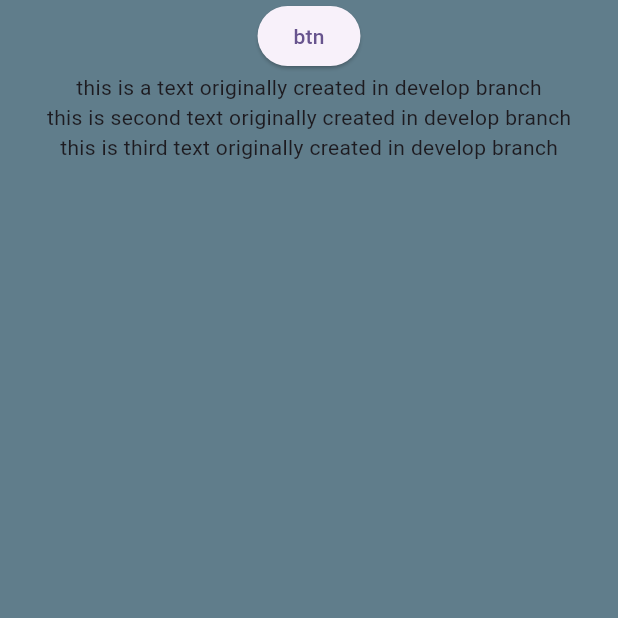
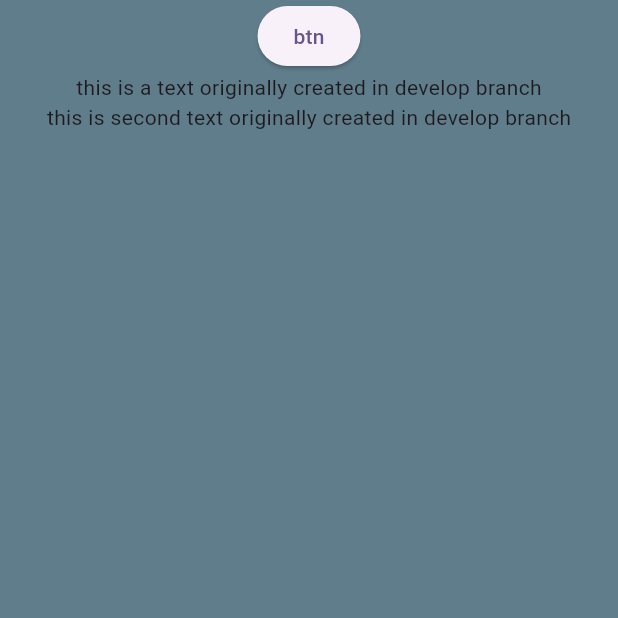
Before and after one commit to mosayeb-masoumi/test-git, a Flutter app: the screen it shows after launch, on a phone screen of 412 x 824 dp, the top half of it. Run offline on Flutter 3.47's test engine with Material 3 defaults, Android fonts, the phone set to English and light mode, and no system bars.

Commit message:
HomePage: removed third text

```diff
--- a/lib/home_page.dart
+++ b/lib/home_page.dart
@@ -33,7 +33,7 @@ class _HomePageState extends State<HomePage> {
 
               Text("this is a text originally created in develop branch"),
               Text("this is second text originally created in develop branch"),
-              Text("this is third text originally created in develop branch"),
+              // Text("this is third text originally created in develop branch"),
             //
             ],
           ),
```
